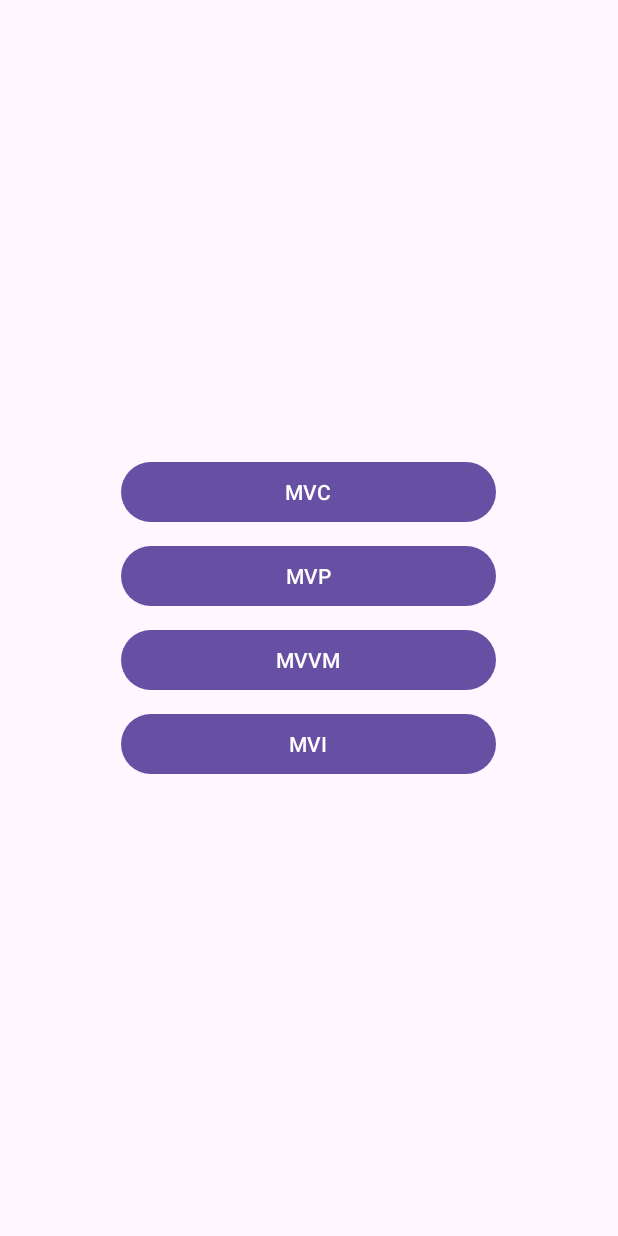
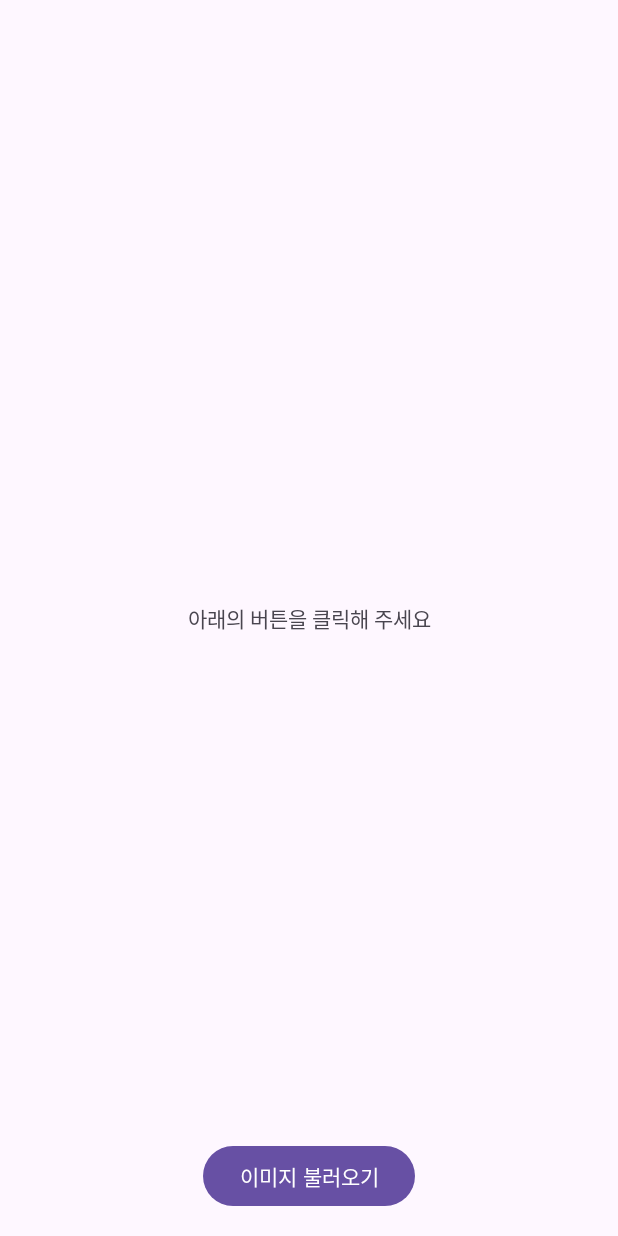
Before and after one commit to 35-App-Project/Part3_ch04, an Android app: the screen it shows after launch (MainActivity before the commit, MvpActivity after it), after a tap on "MVP", on a phone screen of 412 x 824 dp. Run offline under Robolectric (Android 15) with nearby library versions, the phone set to English and light mode, and no system bars; our stand-ins replace data binding.

Commit message:
feat #3 MVP 패턴으로 구현

```diff
--- a/app/src/main/AndroidManifest.xml
+++ b/app/src/main/AndroidManifest.xml
@@ -24,6 +24,7 @@
             </intent-filter>
         </activity>
         <activity android:name="com.choi.a35app_part3_ch04.mvc.MvcActivity" />
+        <activity android:name="com.choi.a35app_part3_ch04.mvp.MvpActivity" />
     </application>
 
 </manifest>
--- a/app/src/main/java/com/choi/a35app_part3_ch04/MainActivity.kt
+++ b/app/src/main/java/com/choi/a35app_part3_ch04/MainActivity.kt
@@ -5,6 +5,7 @@ import androidx.appcompat.app.AppCompatActivity
 import android.os.Bundle
 import com.choi.a35app_part3_ch04.databinding.ActivityMainBinding
 import com.choi.a35app_part3_ch04.mvc.MvcActivity
+import com.choi.a35app_part3_ch04.mvp.MvpActivity
 
 class MainActivity : AppCompatActivity() {
 
@@ -23,7 +24,7 @@ class MainActivity : AppCompatActivity() {
     }
 
     fun openMvp() {
-
+        startActivity(Intent(this, MvpActivity::class.java))
     }
 
     fun openMvvm() {
--- /dev/null
+++ b/app/src/main/java/com/choi/a35app_part3_ch04/mvp/MvpActivity.kt
@@ -0,0 +1,52 @@
+package com.choi.a35app_part3_ch04.mvp
+
+import android.graphics.Color
+import android.os.Bundle
+import androidx.appcompat.app.AppCompatActivity
+import coil.load
+import com.choi.a35app_part3_ch04.databinding.ActivityMvpBinding
+import com.choi.a35app_part3_ch04.mvp.model.ImageCountModel
+import com.choi.a35app_part3_ch04.mvp.repository.ImageRepositoryImpl
+
+class MvpActivity: AppCompatActivity(), MvpContractor.View {
+
+    private lateinit var binding : ActivityMvpBinding
+
+    private lateinit var presenter: MvpContractor.Presenter
+
+    override fun onCreate(savedInstanceState: Bundle?) {
+        super.onCreate(savedInstanceState)
+        binding= ActivityMvpBinding.inflate(layoutInflater).also {
+            setContentView(it.root)
+            it.view=this
+        }
+
+        // 의존성 ( view 와 연결 )
+        presenter=MvpPresenter(ImageCountModel(),ImageRepositoryImpl())
+        presenter.attachView(this)
+    }
+
+    override fun onDestroy() {
+        presenter.detachView()
+        super.onDestroy()
+    }
+
+    fun loadImage() {
+        presenter.loadRandomImage()
+    }
+
+    override fun showImage(url: String, color: String) {
+        binding.imageView.run {
+            setBackgroundColor(Color.parseColor(color))
+            load(url) {
+                // 이미지 부드럽게 불러오기
+                crossfade(300)
+            }
+        }
+    }
+
+    override fun showImageCountText(count: Int) {
+        binding.imageCountTextView.text="불러온 이미지 : $count"
+    }
+
+}
--- /dev/null
+++ b/app/src/main/java/com/choi/a35app_part3_ch04/mvp/MvpContractor.kt
@@ -0,0 +1,26 @@
+package com.choi.a35app_part3_ch04.mvp
+
+// 연결을 위한 interFace
+interface MvpContractor {
+
+    // 사용자 에게 보여줄  화면에 대한 Interface
+    interface View {
+
+        fun showImage(url:String, color:String)
+
+        fun showImageCountText(count: Int)
+    }
+
+    // View 와 연결, Model 과 연결을 위한 메서드 들 등록
+    interface Presenter {
+
+        // View 에 연결
+        fun attachView(view: View)
+
+        // View 와 연동 해제
+        fun detachView()
+
+        // Model 로 부터 데이터 불러오기
+        fun loadRandomImage()
+    }
+}
--- /dev/null
+++ b/app/src/main/java/com/choi/a35app_part3_ch04/mvp/MvpPresenter.kt
@@ -0,0 +1,31 @@
+package com.choi.a35app_part3_ch04.mvp
+
+import com.choi.a35app_part3_ch04.mvp.model.ImageCountModel
+import com.choi.a35app_part3_ch04.mvp.repository.ImageRepository
+
+class MvpPresenter(
+    private val model: ImageCountModel,
+    private val imageRepository: ImageRepository
+) : MvpContractor.Presenter, ImageRepository.CallBack {
+
+    private var view: MvpContractor.View? = null
+
+    override fun attachView(view: MvpContractor.View) {
+        this.view=view
+    }
+
+    override fun detachView() {
+        view=null
+    }
+
+    override fun loadRandomImage() {
+        imageRepository.getRandomImage(this)
+    }
+
+    // CallBack -> View 에 전달 + model 에 count 를 증가시키는 작업
+    override fun loadImage(url: String, color: String) {
+        model.increase()
+        view?.showImage(url,color)
+        view?.showImageCountText(model.count)
+    }
+}
--- /dev/null
+++ b/app/src/main/java/com/choi/a35app_part3_ch04/mvp/model/ImageCountModel.kt
@@ -0,0 +1,11 @@
+package com.choi.a35app_part3_ch04.mvp.model
+
+class ImageCountModel {
+
+    var count=0
+
+    fun increase() {
+        count++
+    }
+
+}
--- /dev/null
+++ b/app/src/main/java/com/choi/a35app_part3_ch04/mvp/repository/ImageRepository.kt
@@ -0,0 +1,12 @@
+package com.choi.a35app_part3_ch04.mvp.repository
+
+// 불러온 image 를 저장 할 원천지
+interface ImageRepository {
+
+    fun getRandomImage(callback:CallBack)
+
+    interface CallBack {
+        fun loadImage(url:String, color: String)
+    }
+
+}
--- /dev/null
+++ b/app/src/main/res/layout/activity_mvp.xml
@@ -0,0 +1,57 @@
+<?xml version="1.0" encoding="utf-8"?>
+<layout xmlns:android="http://schemas.android.com/apk/res/android"
+    xmlns:app="http://schemas.android.com/apk/res-auto"
+    xmlns:tools="http://schemas.android.com/tools">
+
+    <data>
+        <variable
+            name="view"
+            type="com.choi.a35app_part3_ch04.mvp.MvpActivity" />
+    </data>
+
+    <androidx.constraintlayout.widget.ConstraintLayout
+        android:layout_width="match_parent"
+        android:layout_height="match_parent">
+
+        <com.google.android.material.textview.MaterialTextView
+            android:layout_width="wrap_content"
+            android:layout_height="wrap_content"
+            app:layout_constraintStart_toStartOf="parent"
+            app:layout_constraintEnd_toEndOf="parent"
+            app:layout_constraintTop_toTopOf="parent"
+            app:layout_constraintBottom_toBottomOf="parent"
+            android:text="아래의 버튼을 클릭해 주세요"/>
+
+        <com.google.android.material.imageview.ShapeableImageView
+            android:id="@+id/imageView"
+            android:layout_width="0dp"
+            android:layout_height="0dp"
+            android:layout_marginBottom="96dp"
+            android:scaleType="centerCrop"
+            app:layout_constraintStart_toStartOf="parent"
+            app:layout_constraintEnd_toEndOf="parent"
+            app:layout_constraintTop_toTopOf="parent"
+            app:layout_constraintBottom_toBottomOf="parent"/>
+
+        <com.google.android.material.textview.MaterialTextView
+            android:id="@+id/imageCountTextView"
+            android:layout_width="wrap_content"
+            android:layout_height="wrap_content"
+            app:layout_constraintBottom_toBottomOf="parent"
+            app:layout_constraintEnd_toEndOf="parent"
+            android:layout_margin="16dp"
+            tools:text="불러온 이미지 : 1"/>
+
+        <com.google.android.material.button.MaterialButton
+            android:id="@+id/loadButton"
+            android:layout_width="wrap_content"
+            android:layout_height="wrap_content"
+            android:layout_margin="16dp"
+            android:text="이미지 불러오기"
+            android:onClick="@{() -> view.loadImage()}"
+            app:layout_constraintBottom_toBottomOf="parent"
+            app:layout_constraintStart_toStartOf="parent"
+            app:layout_constraintEnd_toEndOf="parent"/>
+
+    </androidx.constraintlayout.widget.ConstraintLayout>
+</layout>
```
Also changed, not shown: app/src/main/java/com/choi/a35app_part3_ch04/mvp/repository/ImageRepositoryImpl.kt (added, +28 -0 lines).
